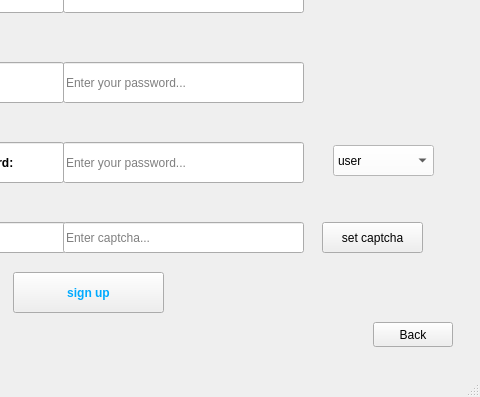
Above: signup.ui from white-vessel/eyd-project before the change; both pictures show x 247 to 727 and y 197 to 594 of the 727 by 594 pixel window. Below: the same form after it.
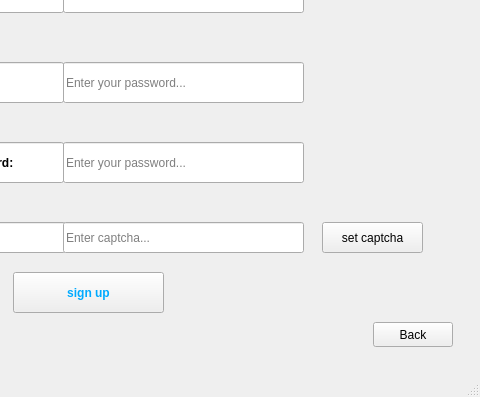
That is the form after the change. Icons and pictures are not drawn.

```diff
--- a/signup.ui
+++ b/signup.ui
@@ -214,31 +214,6 @@
      <string>Back</string>
     </property>
    </widget>
-   <widget class="QComboBox" name="comboBox">
-    <property name="geometry">
-     <rect>
-      <x>580</x>
-      <y>323</y>
-      <width>101</width>
-      <height>31</height>
-     </rect>
-    </property>
-    <property name="styleSheet">
-     <string notr="true">color: rgb(0, 0, 0);
-background-color: rgb(255, 255, 255);
-</string>
-    </property>
-    <item>
-     <property name="text">
-      <string>user</string>
-     </property>
-    </item>
-    <item>
-     <property name="text">
-      <string>company</string>
-     </property>
-    </item>
-   </widget>
   </widget>
   <widget class="QMenuBar" name="menubar">
    <property name="geometry">
```
